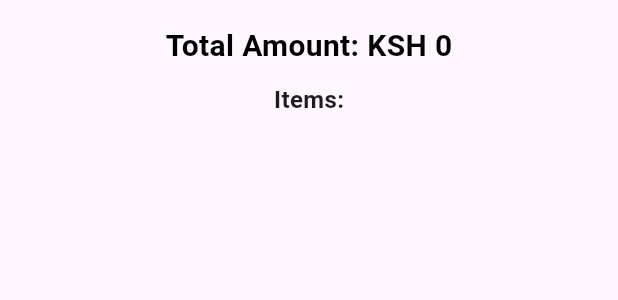
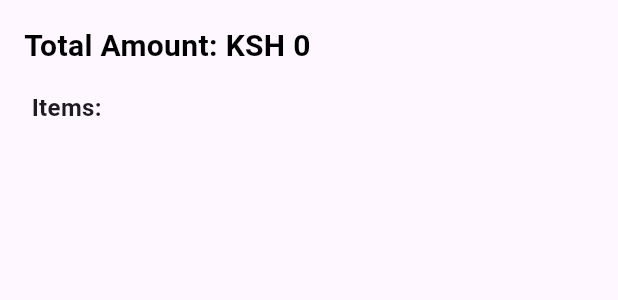
Before and after one commit to izharnjoroge/ecommerceapp_with_superbase, a Flutter app: the OrderDetailsModal widget shown alone on an empty page, opened directly with empty values, on a phone screen of 412 x 824 dp. Shown: the top 300 px of the screen. Run offline on Flutter 3.47's test engine with Material 3 defaults, Android fonts, the phone set to English and light mode, and no system bars; our stand-ins replace another_flutter_splash_screen, badges, bloc, cached_network_image, carousel_slider, flutter_bloc and 6 more; accounts and stored records are empty; network calls fail.

Commit message:
updated order history

```diff
--- a/lib/models/item_model.dart
+++ b/lib/models/item_model.dart
@@ -8,7 +8,7 @@ class ItemModel {
   final String rating;
   final String categoryId;
   int? quantity = 0;
-  int? newAmount = 0;
+  double? newAmount = 0;
 
   ItemModel(
       {required this.item_id,
@@ -44,7 +44,8 @@ class ItemModel {
         'amount': amount,
         'rating': rating,
         'categoryId': categoryId,
-        'quantity': quantity
+        'total': quantity,
+        'newAmount': newAmount,
       };
 
   @override
@@ -52,3 +53,61 @@ class ItemModel {
     return 'ItemModel(id: $item_id, name: $name, image: $image, price: $amount,quantity: $quantity)';
   }
 }
+
+class OrderItemModel {
+  final String item_id;
+  final String created_at;
+  final String name;
+  final String description;
+  final String image;
+  final String amount;
+  final String rating;
+  final String categoryId;
+  int? quantity;
+  double? newAmount;
+
+  OrderItemModel({
+    required this.item_id,
+    required this.created_at,
+    required this.name,
+    required this.description,
+    required this.image,
+    required this.amount,
+    required this.rating,
+    required this.categoryId,
+    this.quantity = 0,
+    this.newAmount = 0.0,
+  });
+
+  factory OrderItemModel.fromJson(Map<String, dynamic> json) {
+    return OrderItemModel(
+      item_id: json['item_id'] as String,
+      created_at: json['created_at'] as String,
+      name: json['name'] as String,
+      description: json['description'] as String,
+      image: json['image'] as String,
+      amount: json['amount'] as String,
+      rating: json['rating'] as String,
+      categoryId: json['categoryId'] as String,
+      quantity: json['total'] != null ? json['total'] as int : 1,
+    );
+  }
+
+  Map<String, dynamic> toJson() => {
+        'item_id': item_id,
+        'created_at': created_at,
+        'name': name,
+        'description': description,
+        'image': image,
+        'amount': amount,
+        'rating': rating,
+        'categoryId': categoryId,
+        'quantity': quantity,
+        'newAmount': newAmount,
+      };
+
+  @override
+  String toString() {
+    return 'ItemModel(id: $item_id, name: $name, image: $image, price: $amount, quantity: $quantity, newAmount: $newAmount)';
+  }
+}
--- a/lib/models/order_model.dart
+++ b/lib/models/order_model.dart
@@ -4,7 +4,7 @@ import 'package:ecommerceapp/models/location_model.dart';
 class OrderModel {
   final String id;
   final DateTime created_at;
-  final List<ItemModel> items;
+  final List<OrderItemModel> items;
   final int amount;
   final bool completed;
   final LocationModel details;
@@ -23,7 +23,7 @@ class OrderModel {
       id: json['id'] as String,
       created_at: DateTime.parse(json['created_at'] as String),
       items: (json['items'] as List<dynamic>)
-          .map((item) => ItemModel.fromJson(item as Map<String, dynamic>))
+          .map((item) => OrderItemModel.fromJson(item as Map<String, dynamic>))
           .toList(),
       amount: json['amount'] as int,
       completed: json['completed'] as bool,
--- a/lib/screens/pages/order_page.dart
+++ b/lib/screens/pages/order_page.dart
@@ -3,6 +3,7 @@ import 'package:ecommerceapp/screens/widgets/item_details.dart';
 import 'package:flutter/material.dart';
 import 'package:flutter_bloc/flutter_bloc.dart';
 import 'package:flutter_svg/svg.dart';
+import 'package:gap/gap.dart';
 import 'package:get/get.dart';
 import 'package:intl/intl.dart';
 import '../../blocs/orderBloc/order_bloc_cubit.dart';
@@ -153,6 +154,7 @@ class OrderDetailsModal extends StatelessWidget {
       padding: const EdgeInsets.all(16.0),
       child: Column(
         mainAxisSize: MainAxisSize.min,
+        crossAxisAlignment: CrossAxisAlignment.start,
         children: [
           Text(
             'Total Amount: \KSH ${order.amount}',
@@ -160,9 +162,12 @@ class OrderDetailsModal extends StatelessWidget {
                 color: Colors.black, fontWeight: FontWeight.bold, fontSize: 20),
           ),
           const SizedBox(height: 10),
-          const Text(
-            'Items:',
-            style: TextStyle(fontSize: 16, fontWeight: FontWeight.bold),
+          const Padding(
+            padding: EdgeInsets.all(5.0),
+            child: Text(
+              'Items:',
+              style: TextStyle(fontSize: 16, fontWeight: FontWeight.bold),
+            ),
           ),
           Expanded(
             child: ListView.builder(
@@ -170,8 +175,7 @@ class OrderDetailsModal extends StatelessWidget {
                 padding: const EdgeInsets.all(5),
                 itemBuilder: (context, index) {
                   return GestureDetector(
-                    onTap: () => Get.to(
-                        () => ItemDetails(itemModel: order.items[index])),
+                    onTap: () {},
                     child: Container(
                       decoration: BoxDecoration(
                           borderRadius: BorderRadius.circular(15)),
@@ -190,6 +194,13 @@ class OrderDetailsModal extends StatelessWidget {
                               children: [
                                 Text(
                                   order.items[index].amount.toString(),
+                                  style: const TextStyle(
+                                      color: Colors.black,
+                                      fontWeight: FontWeight.bold),
+                                ),
+                                const Gap(10),
+                                Text(
+                                  "Qty: ${order.items[index].quantity.toString()}",
                                   style: const TextStyle(
                                       color: Colors.black,
                                       fontWeight: FontWeight.bold),
```
Also changed, not shown: lib/provider/cart_provider.dart (+17 -0 lines).
